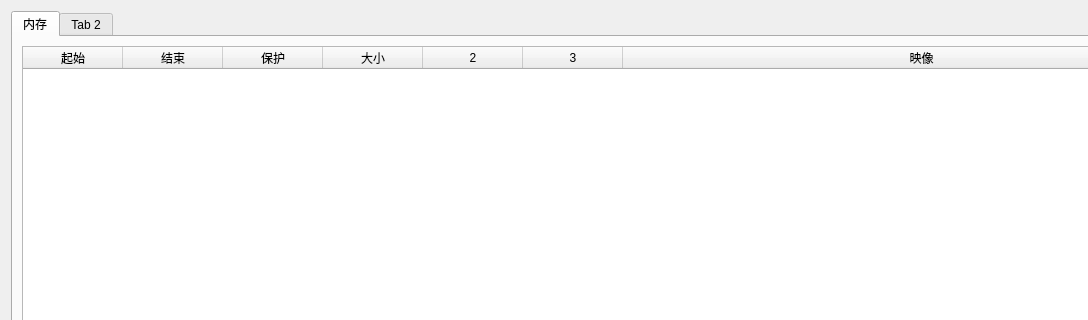
First picture: the form in QtAdb/PsDlg.ui, repository metaworm/QtAdb, before the edit; both pictures show x 0 to 1088 and y 0 to 320 of the 1243 by 841 pixel window.
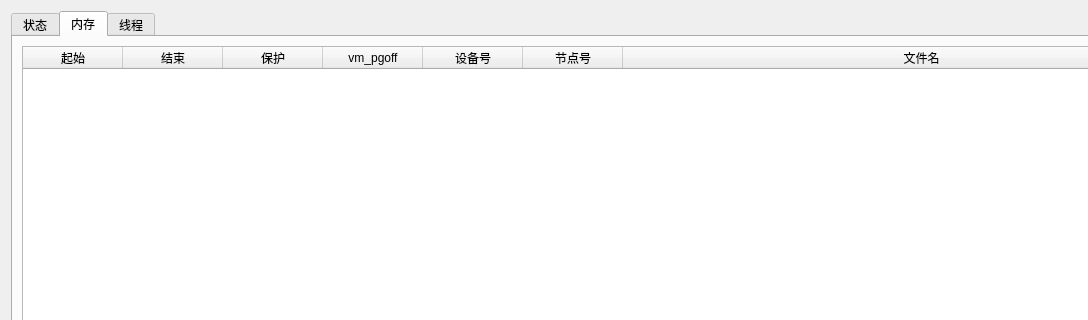
Second picture: the form after the edit.

The edit to the form file:
```diff
--- a/QtAdb/PsDlg.ui
+++ b/QtAdb/PsDlg.ui
@@ -19,6 +19,16 @@
      <property name="currentIndex">
       <number>0</number>
      </property>
+     <widget class="QWidget" name="tab_3">
+      <attribute name="title">
+       <string>状态</string>
+      </attribute>
+      <layout class="QHBoxLayout" name="horizontalLayout_3">
+       <item>
+        <widget class="QPlainTextEdit" name="textStatus"/>
+       </item>
+      </layout>
+     </widget>
      <widget class="QWidget" name="tab">
       <attribute name="title">
        <string>内存</string>
@@ -68,22 +78,22 @@
          </column>
          <column>
           <property name="text">
-           <string>大小</string>
+           <string>vm_pgoff</string>
           </property>
          </column>
          <column>
           <property name="text">
-           <string>2</string>
+           <string>设备号</string>
           </property>
          </column>
          <column>
           <property name="text">
-           <string>3</string>
+           <string>节点号</string>
           </property>
          </column>
          <column>
           <property name="text">
-           <string>映像</string>
+           <string>文件名</string>
           </property>
          </column>
         </widget>
@@ -92,7 +102,7 @@
      </widget>
      <widget class="QWidget" name="tab_2">
       <attribute name="title">
-       <string>Tab 2</string>
+       <string>线程</string>
       </attribute>
      </widget>
     </widget>
```
Left out of the diff: 24 changed lines with no effect on the pictures.
